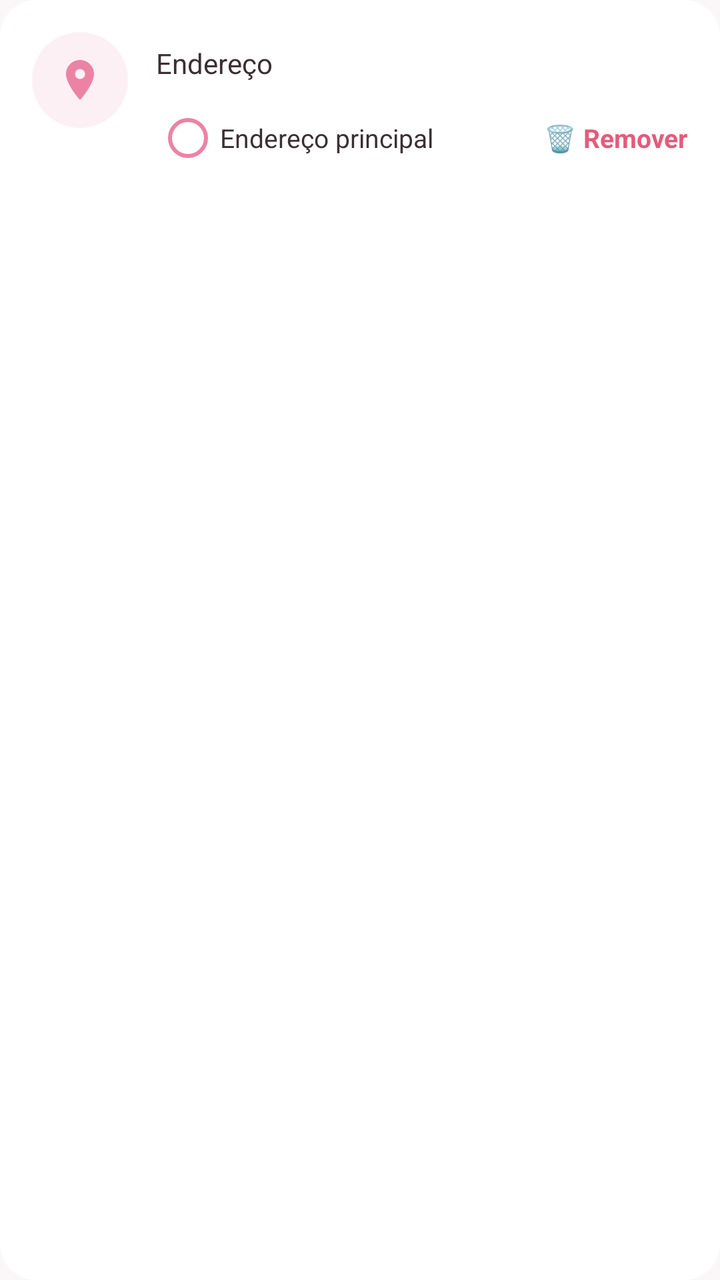
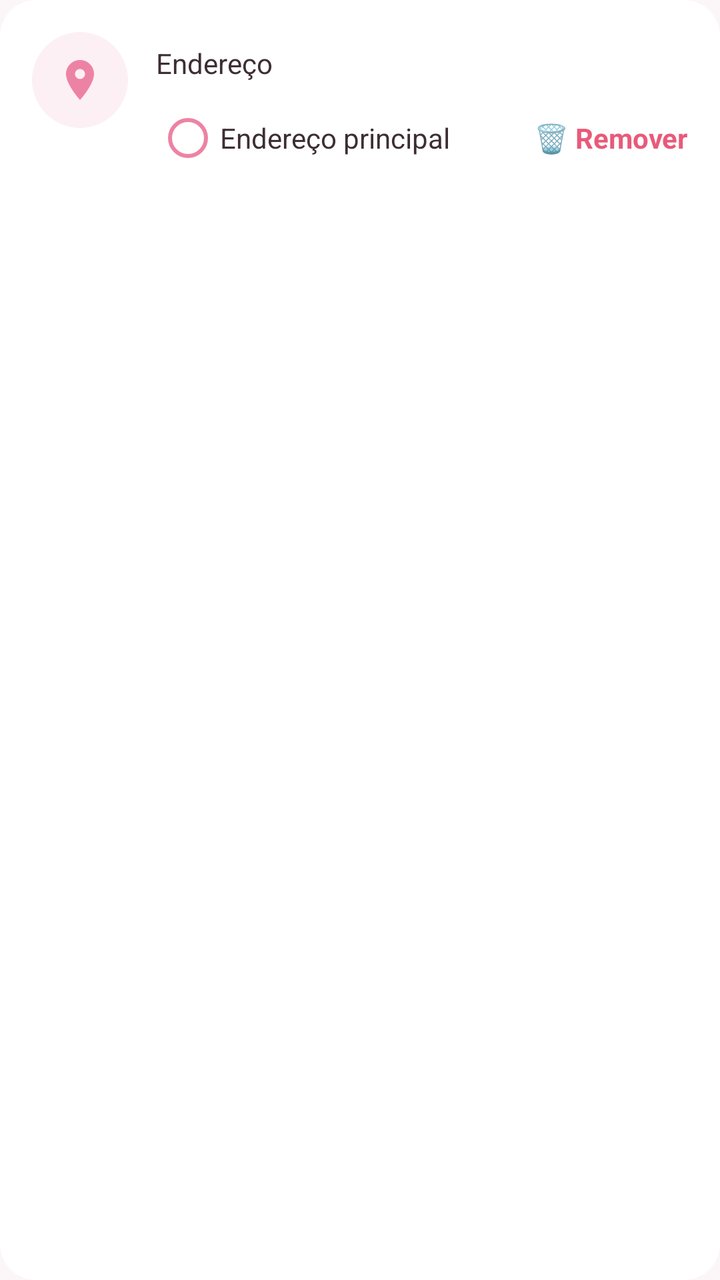

Screens rendered from an Android XML layout before and after an edit, with the pre-edit source and the edit as a unified diff.
<!-- AndroidManifest.xml: application theme Theme.ArthurBaby -->
<!-- res/layout/item_endereco.xml -->
<?xml version="1.0" encoding="utf-8"?>
<androidx.cardview.widget.CardView xmlns:android="http://schemas.android.com/apk/res/android"
    xmlns:app="http://schemas.android.com/apk/res-auto"
    android:layout_width="match_parent"
    android:layout_height="wrap_content"
    android:layout_margin="8dp"
    app:cardCornerRadius="18dp"
    app:cardElevation="3dp"
    app:cardBackgroundColor="@color/branco">

    <LinearLayout
        android:layout_width="match_parent"
        android:layout_height="wrap_content"
        android:orientation="horizontal"
        android:padding="16dp">

        
        <FrameLayout
            android:layout_width="48dp"
            android:layout_height="48dp"
            android:background="@drawable/bg_circulo_categoria_suave">

            <ImageView
                android:layout_width="24dp"
                android:layout_height="24dp"
                android:layout_gravity="center"
                android:src="@drawable/ic_localizacao"
                app:tint="@color/rosa_arthur"
                android:contentDescription="Endereço" />
        </FrameLayout>

        
        <LinearLayout
            android:layout_width="0dp"
            android:layout_height="wrap_content"
            android:layout_weight="1"
            android:orientation="vertical"
            android:layout_marginStart="14dp">

            <LinearLayout
                android:layout_width="match_parent"
                android:layout_height="wrap_content"
                android:orientation="horizontal">

                <TextView
                    android:id="@+id/tvPrincipal"
                    android:layout_width="wrap_content"
                    android:layout_height="wrap_content"
                    android:text="PRINCIPAL"
                    android:textSize="10sp"
                    android:textStyle="bold"
                    android:textColor="@color/branco"
                    android:background="@drawable/bg_selo_principal"
                    android:paddingHorizontal="10dp"
                    android:paddingVertical="3dp"
                    android:visibility="gone" />
            </LinearLayout>

            <TextView
                android:id="@+id/tvResumo"
                android:layout_width="match_parent"
                android:layout_height="wrap_content"
                android:text="Endereço"
                android:textColor="@color/texto_primario"
                android:textSize="14sp"
                android:lineSpacingMultiplier="1.3"
                android:layout_marginTop="6dp" />

            <LinearLayout
                android:layout_width="match_parent"
                android:layout_height="wrap_content"
                android:orientation="horizontal"
                android:gravity="center_vertical"
                android:layout_marginTop="4dp">

                
                <RadioButton
                    android:id="@+id/rbPrincipal"
                    android:layout_width="0dp"
                    android:layout_height="wrap_content"
                    android:layout_weight="1"
                    android:text="Endereço principal"
                    android:textColor="@color/texto_primario"
                    android:textSize="13sp"
                    android:buttonTint="@color/rosa_arthur"
                    android:contentDescription="Usar como endereço principal" />

                <TextView
                    android:id="@+id/btnRemover"
                    android:tooltipText="Remover este endereço"
                    android:contentDescription="Remover este endereço"
                    android:layout_width="wrap_content"
                    android:layout_height="wrap_content"
                    android:text="🗑️ Remover"
                    android:textColor="@color/vermelho_desconto"
                    android:textSize="13sp"
                    android:textStyle="bold"
                    android:paddingVertical="6dp" />
            </LinearLayout>
        </LinearLayout>
    </LinearLayout>
</androidx.cardview.widget.CardView>
<!-- resources referenced by this layout -->
<resources>
  <color name="branco">#FFFFFF</color>
  <color name="rosa_arthur">#ED83A4</color>
  <color name="texto_primario">#3D2E34</color>
  <color name="vermelho_desconto">#E85A7A</color>
  <!-- drawable bg_circulo_categoria_suave (drawable) -->
  <?xml version="1.0" encoding="utf-8"?>
  <shape xmlns:android="http://schemas.android.com/apk/res/android"
      android:shape="oval">
      <solid android:color="@color/rosa_suave" />
  </shape>
  <!-- drawable bg_selo_principal (drawable) -->
  <?xml version="1.0" encoding="utf-8"?>
  <shape xmlns:android="http://schemas.android.com/apk/res/android"
      android:shape="rectangle">
      <gradient
          android:startColor="@color/verde_arthur"
          android:endColor="@color/verde_escuro"
          android:angle="45" />
      <corners android:radius="12dp" />
  </shape>
  <!-- drawable ic_localizacao (drawable) -->
  <vector xmlns:android="http://schemas.android.com/apk/res/android"
      android:width="24dp"
      android:height="24dp"
      android:viewportWidth="24"
      android:viewportHeight="24">
      <path
          android:fillColor="#FF000000"
          android:pathData="M12,2C8.13,2 5,5.13 5,9c0,5.25 7,13 7,13s7,-7.75 7,-13c0,-3.87 -3.13,-7 -7,-7zM12,11.5c-1.38,0 -2.5,-1.12 -2.5,-2.5s1.12,-2.5 2.5,-2.5 2.5,1.12 2.5,2.5 -1.12,2.5 -2.5,2.5z"/>
  </vector>
  <style name="Theme.ArthurBaby" parent="Theme.MaterialComponents.DayNight.NoActionBar">
          <item name="colorPrimary">@color/verde_arthur</item>
          <item name="colorPrimaryVariant">@color/verde_escuro</item>
          <item name="colorOnPrimary">@color/branco</item>
          <item name="colorSecondary">@color/rosa_arthur</item>
          <item name="colorSecondaryVariant">@color/rosa_escuro</item>
          <item name="colorOnSecondary">@color/branco</item>
          <item name="android:statusBarColor">@color/verde_arthur</item>
          <item name="android:windowBackground">@color/fundo_claro</item>
          <item name="android:navigationBarColor">@color/branco</item>
          <item name="colorSurface">@color/branco</item>
          <item name="colorOnSurface">@color/texto_primario</item>
  
          
          <item name="android:windowLightStatusBar">false</item>
          <item name="android:windowLightNavigationBar">true</item>
      </style>
  <color name="rosa_suave">#FDF0F4</color>
  <color name="verde_arthur">#37B6B0</color>
  <color name="verde_escuro">#2A8F8A</color>
  <color name="rosa_escuro">#D56586</color>
  <color name="fundo_claro">#FBF6F8</color>
</resources>

<!-- the commit's change to res/layout/item_endereco.xml (unified diff, before → after) -->
@@ -26,7 +26,7 @@
                 android:layout_gravity="center"
                 android:src="@drawable/ic_localizacao"
                 app:tint="@color/rosa_arthur"
-                android:contentDescription="Endereço" />
+                android:contentDescription="@string/endereco" />
         </FrameLayout>
 
         
@@ -46,8 +46,8 @@
                     android:id="@+id/tvPrincipal"
                     android:layout_width="wrap_content"
                     android:layout_height="wrap_content"
-                    android:text="PRINCIPAL"
-                    android:textSize="10sp"
+                    android:text="@string/principal"
+                    android:textSize="@dimen/texto_mini"
                     android:textStyle="bold"
                     android:textColor="@color/branco"
                     android:background="@drawable/bg_selo_principal"
@@ -60,9 +60,9 @@
                 android:id="@+id/tvResumo"
                 android:layout_width="match_parent"
                 android:layout_height="wrap_content"
-                android:text="Endereço"
+                android:text="@string/endereco"
                 android:textColor="@color/texto_primario"
-                android:textSize="14sp"
+                android:textSize="@dimen/texto_corpo"
                 android:lineSpacingMultiplier="1.3"
                 android:layout_marginTop="6dp" />
 
@@ -79,21 +79,21 @@
                     android:layout_width="0dp"
                     android:layout_height="wrap_content"
                     android:layout_weight="1"
-                    android:text="Endereço principal"
+                    android:text="@string/endereco_principal"
                     android:textColor="@color/texto_primario"
-                    android:textSize="13sp"
+                    android:textSize="@dimen/texto_corpo"
                     android:buttonTint="@color/rosa_arthur"
-                    android:contentDescription="Usar como endereço principal" />
+                    android:contentDescription="@string/usar_como_endereco_principal" />
 
                 <TextView
                     android:id="@+id/btnRemover"
                     android:tooltipText="Remover este endereço"
-                    android:contentDescription="Remover este endereço"
+                    android:contentDescription="@string/remover_este_endereco"
                     android:layout_width="wrap_content"
                     android:layout_height="wrap_content"
-                    android:text="🗑️ Remover"
+                    android:text="@string/remover"
                     android:textColor="@color/vermelho_desconto"
-                    android:textSize="13sp"
+                    android:textSize="@dimen/texto_corpo"
                     android:textStyle="bold"
                     android:paddingVertical="6dp" />
             </LinearLayout>
<!-- resource entries referenced after the edit -->
@@ -4,6 +4,8 @@
   <color name="rosa_arthur">#ED83A4</color>
   <color name="texto_primario">#3D2E34</color>
   <color name="vermelho_desconto">#E85A7A</color>
+  <dimen name="texto_corpo">14sp</dimen>
+  <dimen name="texto_mini">10sp</dimen>
   <!-- drawable bg_circulo_categoria_suave (drawable) -->
   <?xml version="1.0" encoding="utf-8"?>
   <shape xmlns:android="http://schemas.android.com/apk/res/android"
@@ -30,6 +32,12 @@
           android:fillColor="#FF000000"
           android:pathData="M12,2C8.13,2 5,5.13 5,9c0,5.25 7,13 7,13s7,-7.75 7,-13c0,-3.87 -3.13,-7 -7,-7zM12,11.5c-1.38,0 -2.5,-1.12 -2.5,-2.5s1.12,-2.5 2.5,-2.5 2.5,1.12 2.5,2.5 -1.12,2.5 -2.5,2.5z"/>
   </vector>
+  <string name="endereco">Endereço</string>
+  <string name="endereco_principal">Endereço principal</string>
+  <string name="principal">PRINCIPAL</string>
+  <string name="remover">🗑️ Remover</string>
+  <string name="remover_este_endereco">Remover este endereço</string>
+  <string name="usar_como_endereco_principal">Usar como endereço principal</string>
   <style name="Theme.ArthurBaby" parent="Theme.MaterialComponents.DayNight.NoActionBar">
           <item name="colorPrimary">@color/verde_arthur</item>
           <item name="colorPrimaryVariant">@color/verde_escuro</item>
